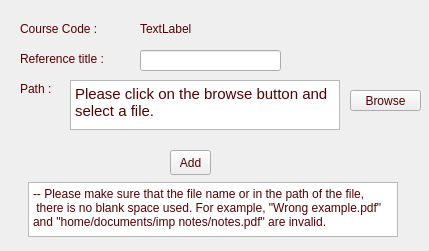
Qt form addref.ui (smit-mehta/acadmin) before a commit.
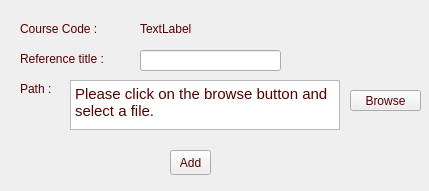
The same form after that commit.

```diff
--- a/addref.ui
+++ b/addref.ui
@@ -7,7 +7,7 @@
     <x>0</x>
     <y>0</y>
     <width>429</width>
-    <height>251</height>
+    <height>191</height>
    </rect>
   </property>
   <property name="windowTitle">
@@ -125,25 +125,6 @@
 &lt;p style=&quot; margin-top:0px; margin-bottom:0px; margin-left:0px; margin-right:0px; -qt-block-indent:0; text-indent:0px;&quot;&gt;Please click on the browse button and select a file.&lt;/p&gt;&lt;/body&gt;&lt;/html&gt;</string>
     </property>
    </widget>
-   <widget class="QTextBrowser" name="textBrowser_2">
-    <property name="geometry">
-     <rect>
-      <x>28</x>
-      <y>182</y>
-      <width>370</width>
-      <height>55</height>
-     </rect>
-    </property>
-    <property name="html">
-     <string>&lt;!DOCTYPE HTML PUBLIC &quot;-//W3C//DTD HTML 4.0//EN&quot; &quot;http://www.w3.org/TR/REC-html40/strict.dtd&quot;&gt;
-&lt;html&gt;&lt;head&gt;&lt;meta name=&quot;qrichtext&quot; content=&quot;1&quot; /&gt;&lt;style type=&quot;text/css&quot;&gt;
-p, li { white-space: pre-wrap; }
-&lt;/style&gt;&lt;/head&gt;&lt;body style=&quot; font-family:'Ubuntu'; font-size:11pt; font-weight:400; font-style:normal;&quot;&gt;
-&lt;p style=&quot; margin-top:0px; margin-bottom:0px; margin-left:0px; margin-right:0px; -qt-block-indent:0; text-indent:0px;&quot;&gt;&lt;span style=&quot; font-size:9pt;&quot;&gt;-- Please make sure that the file name or in the path of the file,&lt;/span&gt;&lt;/p&gt;
-&lt;p style=&quot; margin-top:0px; margin-bottom:0px; margin-left:0px; margin-right:0px; -qt-block-indent:0; text-indent:0px;&quot;&gt;&lt;span style=&quot; font-size:9pt;&quot;&gt; there is no blank space used. For example, &amp;quot;Wrong example.pdf&amp;quot; &lt;/span&gt;&lt;/p&gt;
-&lt;p style=&quot; margin-top:0px; margin-bottom:0px; margin-left:0px; margin-right:0px; -qt-block-indent:0; text-indent:0px;&quot;&gt;&lt;span style=&quot; font-size:9pt;&quot;&gt;and &amp;quot;home/documents/imp notes/notes.pdf&amp;quot; are invalid.&lt;/span&gt;&lt;/p&gt;&lt;/body&gt;&lt;/html&gt;</string>
-    </property>
-   </widget>
   </widget>
  </widget>
  <resources/>
```
